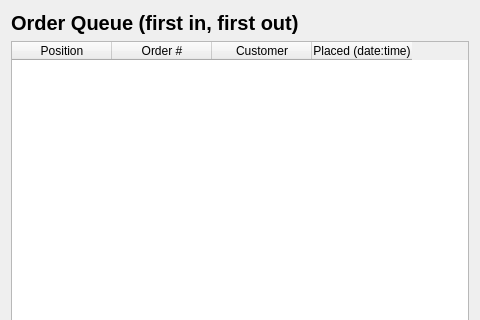
Before: the Qt Designer form view/kitchenQueueView.ui in myabiagi/3004-Deliverable-01, drawn with Qt 5; both pictures show x 0 to 480 and y 0 to 320 of the 480 by 550 pixel window.
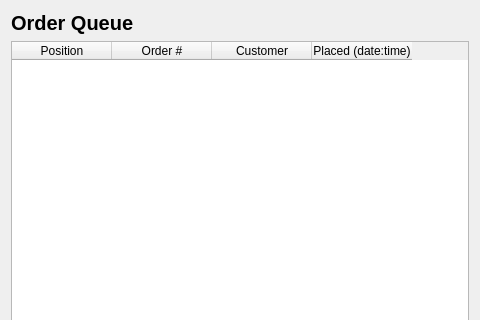
After: the same form once the commit is applied.

```diff
--- a/view/kitchenQueueView.ui
+++ b/view/kitchenQueueView.ui
@@ -23,7 +23,7 @@
       </font>
      </property>
      <property name="text">
-      <string>Order Queue (first in, first out)</string>
+      <string>Order Queue</string>
      </property>
     </widget>
    </item>
```
